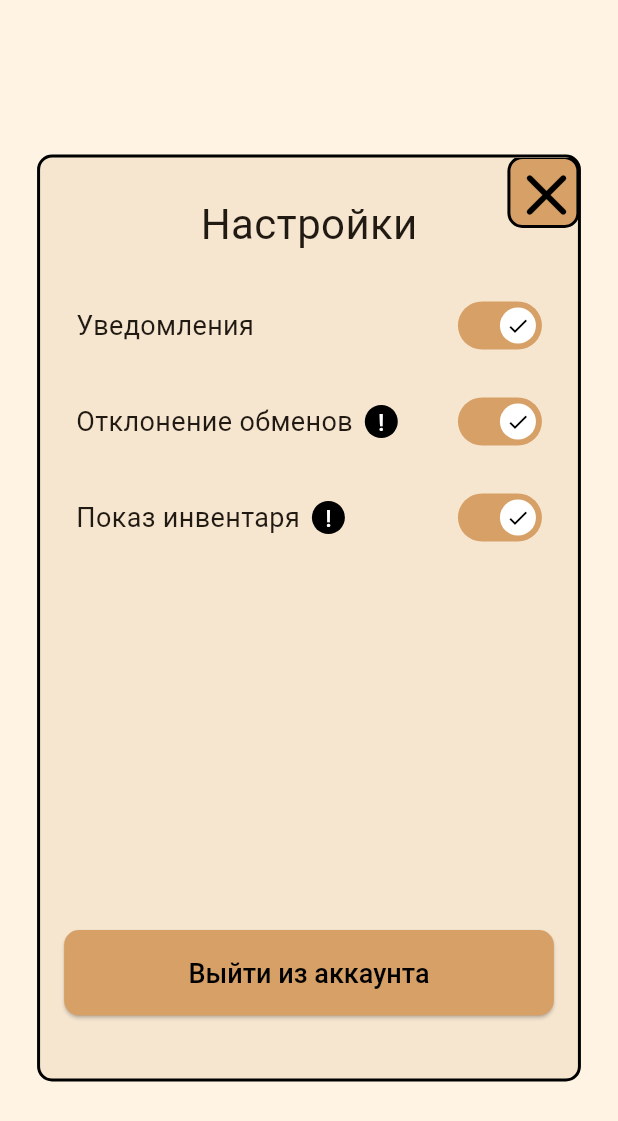
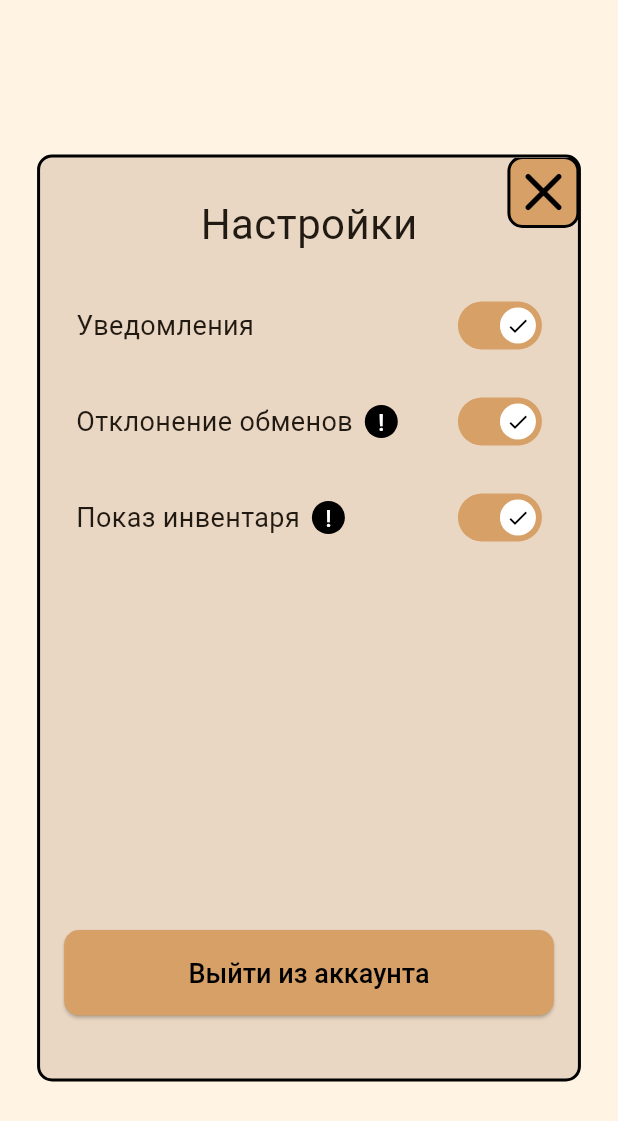
Before and after one commit to capti/Cardly, a Flutter app: the SettingsDialog widget shown alone on an empty page, opened directly, on a phone screen of 412 x 824 dp. Shown: the top 1121 px of the screen. Run offline on Flutter 3.47's test engine with Material 3 defaults, Android fonts, the phone set to English and light mode, and no system bars; our stand-ins replace email_validator, flutter_svg, shared_preferences; accounts and stored records are empty; Roboto replaces fonts that are missing (Jost); project files that could hold a hidden picture were left out.

Commit message:
FCCX-138 update location of tooltips and color in the settings

```diff
--- a/frontend/lib/views/settings_screen.dart
+++ b/frontend/lib/views/settings_screen.dart
@@ -21,26 +21,26 @@ class _SettingsDialogState extends State<SettingsDialog> {
       _hintText = text;
       _showHint = true;
     });
-    Future.delayed(const Duration(seconds: 2), () {
-      if (mounted) {
+  }
+
+  @override
+  Widget build(BuildContext context) {
+    return GestureDetector(
+      onTapDown: (_) {
+        if (_showHint) {
           setState(() {
             _showHint = false;
           });
         }
-    });
-  }
-
-
-  @override
-  Widget build(BuildContext context) {
-    return Center(
+      },
+      child: Center(
         child: Material(
           color: Colors.transparent,
           child: Container(
             width: MediaQuery.of(context).size.width * 0.88,
             height: MediaQuery.of(context).size.height * 0.75,
             decoration: BoxDecoration(
-            color: const Color(0xFFF6E6D0),
+              color: const Color(0xFFEAD7C3),
               borderRadius: BorderRadius.circular(10.0),
               border: Border.all(color: Colors.black, width: 2),
             ),
@@ -145,7 +145,7 @@ class _SettingsDialogState extends State<SettingsDialog> {
                         child: Icon(
                           Icons.close_rounded,
                           color: Colors.black,
-                        size: 48.0,
+                          size: 44.0,
                         ),
                       ),
                     ),
@@ -153,23 +153,31 @@ class _SettingsDialogState extends State<SettingsDialog> {
                 ),
                 if (_showHint && _hintText != null)
                   Positioned(
-                  top: 0,
-                  right: 0,
+                    left: MediaQuery.of(context).size.width * 0.35,
+                    top: _hintText!.contains('обменов') ? 195 : 255,
                     child: Material(
                       color: Colors.transparent,
                       child: Container(
-                      width: 100,
-                      padding: const EdgeInsets.symmetric(vertical: 12, horizontal: 12),
+                        width: 160,
+                        padding: const EdgeInsets.symmetric(vertical: 8, horizontal: 12),
                         decoration: BoxDecoration(
                           color: Colors.white,
                           borderRadius: BorderRadius.circular(10),
+                          border: Border.all(color: Colors.black, width: 1),
+                          boxShadow: [
+                            BoxShadow(
+                              color: Colors.black.withOpacity(0.1),
+                              blurRadius: 4,
+                              offset: const Offset(0, 2),
+                            ),
+                          ],
                         ),
                         child: Text(
                           _hintText!,
                           textAlign: TextAlign.center,
                           style: const TextStyle(
                             fontFamily: 'Jost',
-                          fontSize: 12,
+                            fontSize: 14,
                             color: Colors.black,
                           ),
                         ),
@@ -177,6 +185,7 @@ class _SettingsDialogState extends State<SettingsDialog> {
                     ),
                   ),
               ],
+            ),
           ),
         ),
       ),
```
Lines whose indentation alone changed are shown as unchanged.
